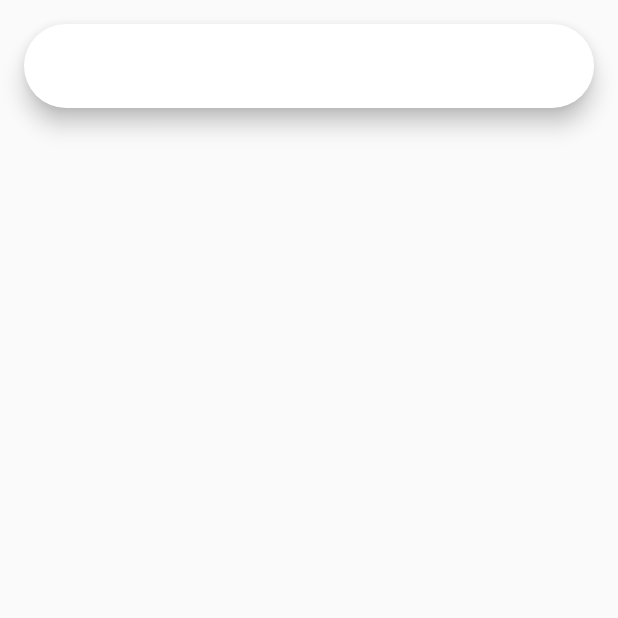
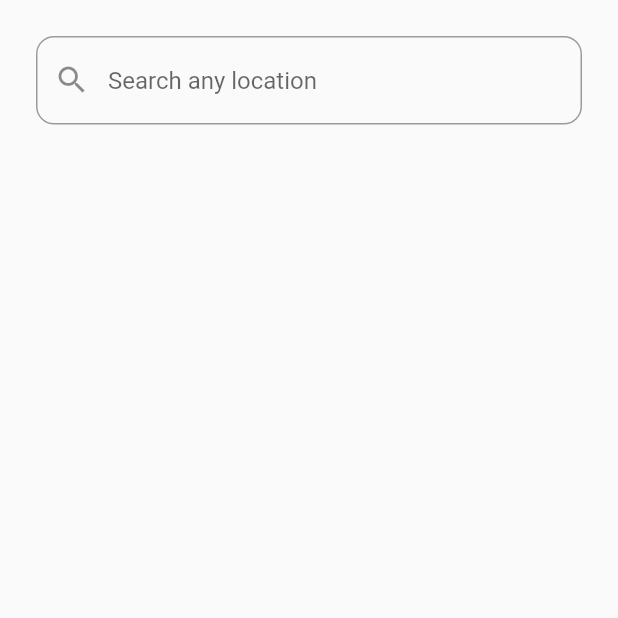
Before and after one commit to SaileshAcharya1229/weather_app, a Flutter app: the screen it shows after launch, on a phone screen of 412 x 824 dp, the top half of it. Run offline on Flutter 3.47's test engine with Material 2 defaults, Android fonts, the phone set to English and light mode, and no system bars.

```diff
--- /dev/null
+++ b/lib/constants.dart
@@ -0,0 +1 @@
+String apikey = "1dcbefa679694d7b873151710240709";
--- a/lib/homepage.dart
+++ b/lib/homepage.dart
@@ -15,12 +15,29 @@ class _HomePageState extends State<HomePage> {
             body: Container(
       padding: const EdgeInsets.all(16),
       child: Column(
-        children: [_buildSearchwidget()],
+        children: [_buildSearchWidget()],
       ),
     )));
   }
 
-  Widget _buildSearchwidget() {
-    return SearchBar();
+  Widget _buildSearchWidget() {
+    return Padding(
+      padding: const EdgeInsets.all(8.0),
+      child: TextField(
+        decoration: InputDecoration(
+          hintText: "Search any location",
+          prefixIcon: Icon(Icons.search),
+          border: OutlineInputBorder(
+            borderRadius: BorderRadius.all(Radius.circular(12.0)),
+          ),
+        ),
+        onSubmitted: (value) {
+          _getWeatherData(value); // Handle the search query here
+        },
+      ),
+    );
+  }
+  _getWeatherData(String location)async {
+
   }
 }
--- a/pubspec.yaml
+++ b/pubspec.yaml
@@ -35,6 +35,7 @@ dependencies:
   # The following adds the Cupertino Icons font to your application.
   # Use with the CupertinoIcons class for iOS style icons.
   cupertino_icons: ^1.0.2
+  http: ^1.1.0
 
 dev_dependencies:
   flutter_test:
```
Also changed, not shown: lib/api.dart (added, +20 -0 lines), pubspec.lock.
